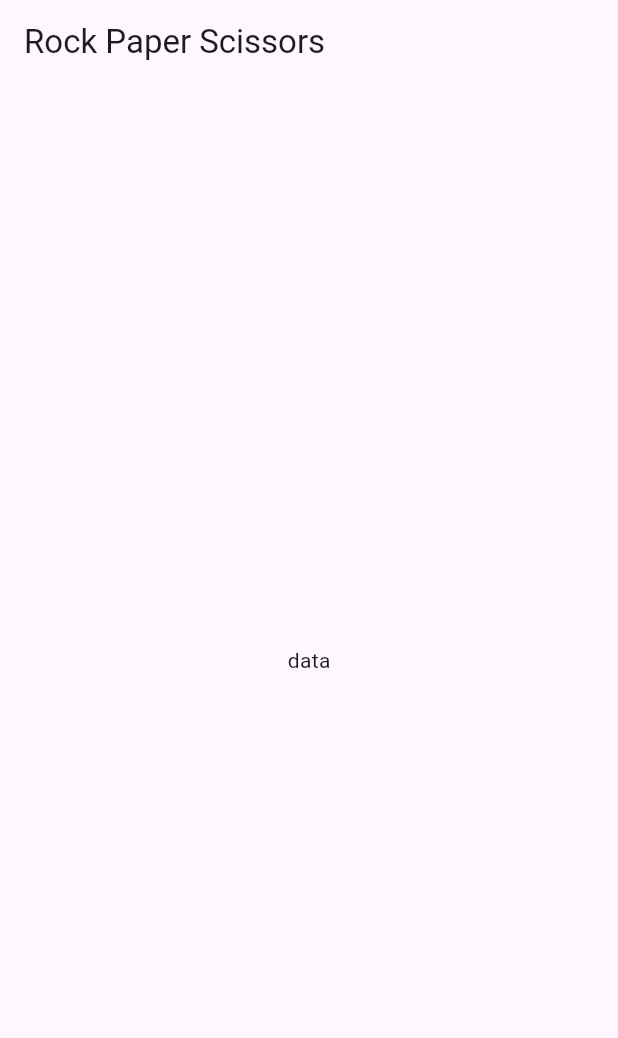
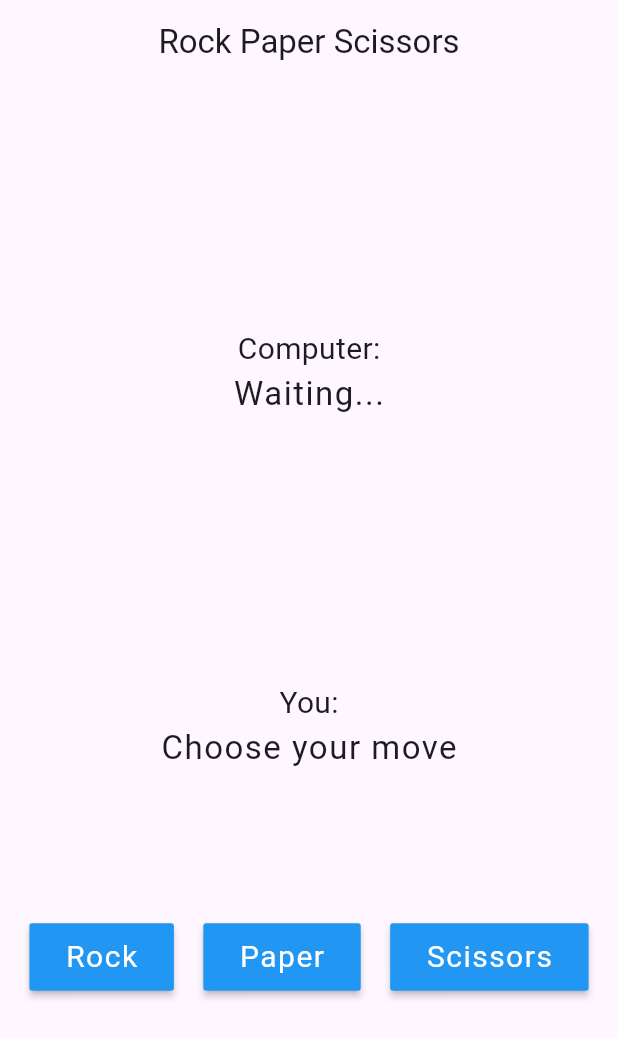
Before and after one commit to Jhay4Julian/rock_paper_scissors, a Flutter app: the screen it shows after launch, on a phone screen of 412 x 824 dp. Shown: the top 1038 px of the screen. Run offline on Flutter 3.47's test engine with Material 2 defaults, Android fonts, the phone set to English and light mode, and no system bars.

Commit message:
designed the ui layout

```diff
--- a/lib/game_page.dart
+++ b/lib/game_page.dart
@@ -1,6 +1,7 @@
 import 'dart:math';
 
 import 'package:flutter/material.dart';
+import 'package:rock_paper_scissors/components/game_button.dart';
 
 class GamePage extends StatefulWidget {
   const GamePage({super.key});
@@ -26,6 +27,7 @@ class _GamePageState extends State<GamePage> {
       _userChoice = choice;
       _computerChoice = Choice.values[Random().nextInt(3)];
       _result = _getWinner();
+      _resultColors = resultColor();
     });
   }
 
@@ -43,14 +45,102 @@ class _GamePageState extends State<GamePage> {
     }
   }
 
+  Color _resultColors = Colors.transparent;
+
+  MaterialColor resultColor() {
+    if (_result == 'Tie') {
+      return Colors.grey;
+    } else if (_result == 'Computer Win') {
+      return Colors.red;
+    } else {
+      return Colors.green;
+    }
+  }
+
   @override
   Widget build(BuildContext context) {
     return Scaffold(
-        appBar: AppBar(
-          title: const Text('Rock Paper Scissors'),
+      appBar: AppBar(
+        title: const Text('Rock Paper Scissors'),
+        centerTitle: true,
+      ),
+      body: Center(
+        child: Column(
+          mainAxisAlignment: MainAxisAlignment.center,
+          children: [
+            // Computer choice
+            Column(
+              children: [
+                const Text(
+                  'Computer:',
+                  style: TextStyle(fontSize: 20),
+                ),
+                Text(
+                  _computerChoice != null
+                      ? _computerChoice.toString().toUpperCase().split('.').last
+                      : 'Waiting...',
+                  style: const TextStyle(fontSize: 22, letterSpacing: 1),
+                ),
+              ],
+            ),
+            const SizedBox(height: 50),
+
+            // result
+            Container(
+              decoration: BoxDecoration(
+                  color: _resultColors, borderRadius: BorderRadius.circular(5)),
+              child: Padding(
+                padding: const EdgeInsets.symmetric(
+                  horizontal: 20,
+                  vertical: 20,
+                ),
+                child: Text(
+                  _result,
+                  style: const TextStyle(
+                      color: Colors.white, fontSize: 25, letterSpacing: 1),
+                ),
+              ),
+            ),
+            const SizedBox(height: 50),
+
+            // User choice
+            Column(
+              children: [
+                const Text(
+                  'You:',
+                  style: TextStyle(fontSize: 20),
+                ),
+                Text(
+                  _userChoice != null
+                      ? _userChoice.toString().toUpperCase().split('.').last
+                      : 'Choose your move',
+                  style: const TextStyle(fontSize: 22, letterSpacing: 1),
+                ),
+
+                const SizedBox(height: 100),
+                // User choice buttons
+                Row(
+                  mainAxisAlignment: MainAxisAlignment.spaceEvenly,
+                  children: [
+                    GameButton(
+                      title: 'Rock',
+                      onTap: () => _makeChoice(Choice.rock),
+                    ),
+                    GameButton(
+                      title: 'Paper',
+                      onTap: () => _makeChoice(Choice.paper),
+                    ),
+                    GameButton(
+                      title: 'Scissors',
+                      onTap: () => _makeChoice(Choice.scissors),
+                    ),
+                  ],
+                ),
+              ],
+            ),
+          ],
         ),
-        body: const Center(
-          child: Text('data'),
-        ));
+      ),
+    );
   }
 }
```
